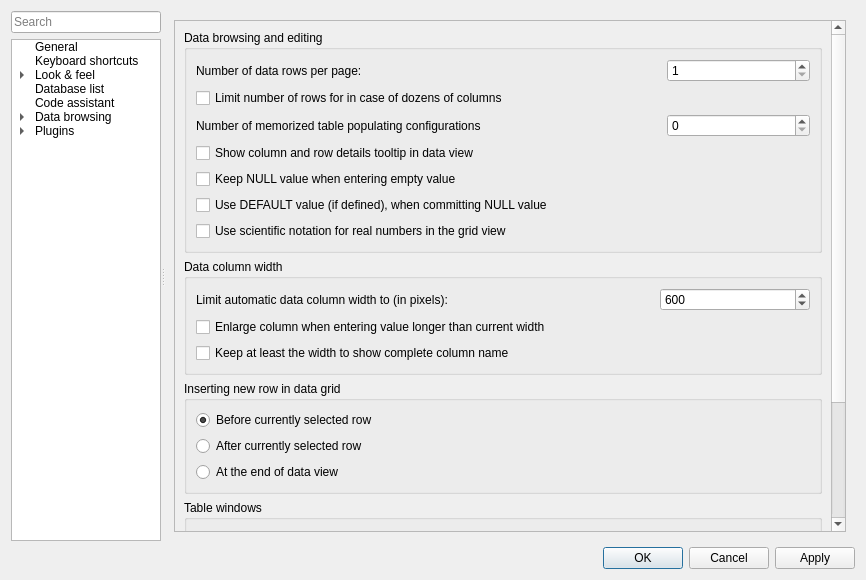
Above: SQLiteStudio3/guiSQLiteStudio/dialogs/configdialog.ui from pawelsalawa/sqlitestudio before the change. Below: the same form after it.
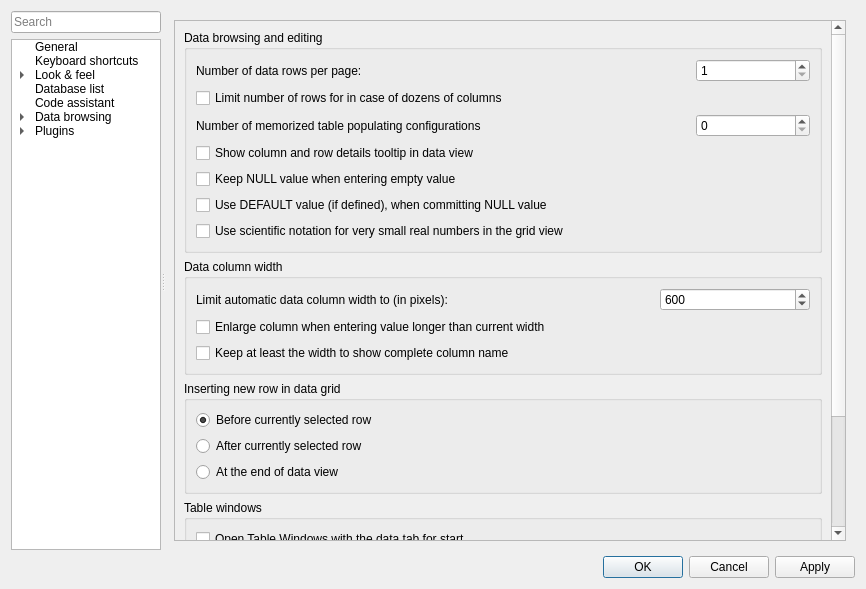
That is the form after the change. The open tabs and pages were chosen to show the change. Icons and pictures are not drawn. Custom widgets are drawn as their Qt base class.

Commit message: #5450 Further improvement for scientific and decimal notation of real numbers.

```diff
--- a/SQLiteStudio3/guiSQLiteStudio/dialogs/configdialog.ui
+++ b/SQLiteStudio3/guiSQLiteStudio/dialogs/configdialog.ui
@@ -7,7 +7,7 @@
     <x>0</x>
     <y>0</y>
     <width>866</width>
-    <height>580</height>
+    <height>589</height>
    </rect>
   </property>
   <property name="windowTitle">
@@ -419,8 +419,8 @@
                <rect>
                 <x>0</x>
                 <y>0</y>
-                <width>433</width>
-                <height>718</height>
+                <width>660</width>
+                <height>726</height>
                </rect>
               </property>
               <layout class="QVBoxLayout" name="verticalLayout_34">
@@ -537,7 +537,7 @@
                      <string>&lt;html&gt;&lt;head/&gt;&lt;body&gt;&lt;p&gt;By default (when this option is disabled) a real number is displayed in the format of decimals with decimal point. In some cases, when the number is really small (several places after decimal point), the default representation may appear inaccurate. In such case you may want to enable this option to use the scientific notation (i.e. &lt;span style=&quot; font-style:italic;&quot;&gt;5.3e-21&lt;/span&gt;).&lt;/p&gt;&lt;/body&gt;&lt;/html&gt;</string>
                     </property>
                     <property name="text">
-                     <string>Use scientific notation for real numbers in the grid view</string>
+                     <string>Use scientific notation for very small real numbers in the grid view</string>
                     </property>
                     <property name="cfg" stdset="0">
                      <string notr="true">General.UseSciFormatForDoubles</string>
```
Left out of the diff: 14 changed lines with no effect on the pictures. The commit also changes 4 other files.
